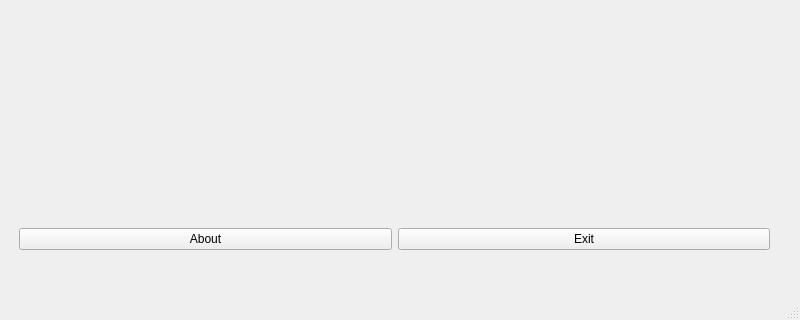
Before: the Qt Designer form mainwindow.ui in garvit-joshi/Redux, drawn with Qt 5; both pictures show x 0 to 800 and y 280 to 600 of the 800 by 600 pixel window.
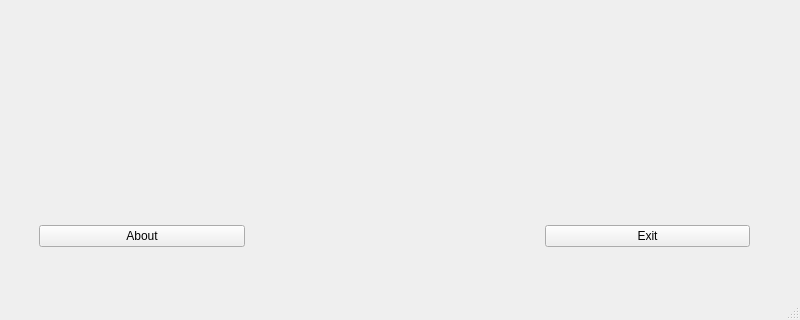
After: the same form once the commit is applied.

Commit message: Added Exit Button FUnction

Patch:
```diff
--- a/mainwindow.ui
+++ b/mainwindow.ui
@@ -44,12 +44,27 @@
     <property name="geometry">
      <rect>
       <x>19</x>
-      <y>470</y>
+      <y>460</y>
       <width>751</width>
-      <height>61</height>
+      <height>74</height>
      </rect>
     </property>
     <layout class="QHBoxLayout" name="horizontalLayout">
+     <property name="spacing">
+      <number>300</number>
+     </property>
+     <property name="leftMargin">
+      <number>20</number>
+     </property>
+     <property name="topMargin">
+      <number>20</number>
+     </property>
+     <property name="rightMargin">
+      <number>20</number>
+     </property>
+     <property name="bottomMargin">
+      <number>20</number>
+     </property>
      <item>
       <widget class="QPushButton" name="pushAbout">
        <property name="text">
```
The commit also changes 4 other files.
